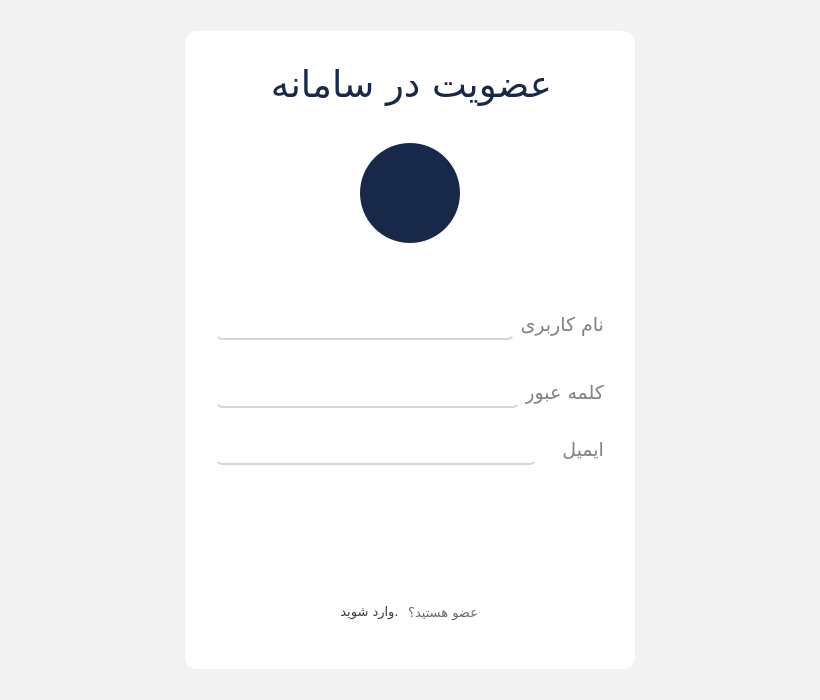
This is mainwindow.ui in seyedmahdii/cinema_project as Qt 5 draws it before an edit. The edited form follows.
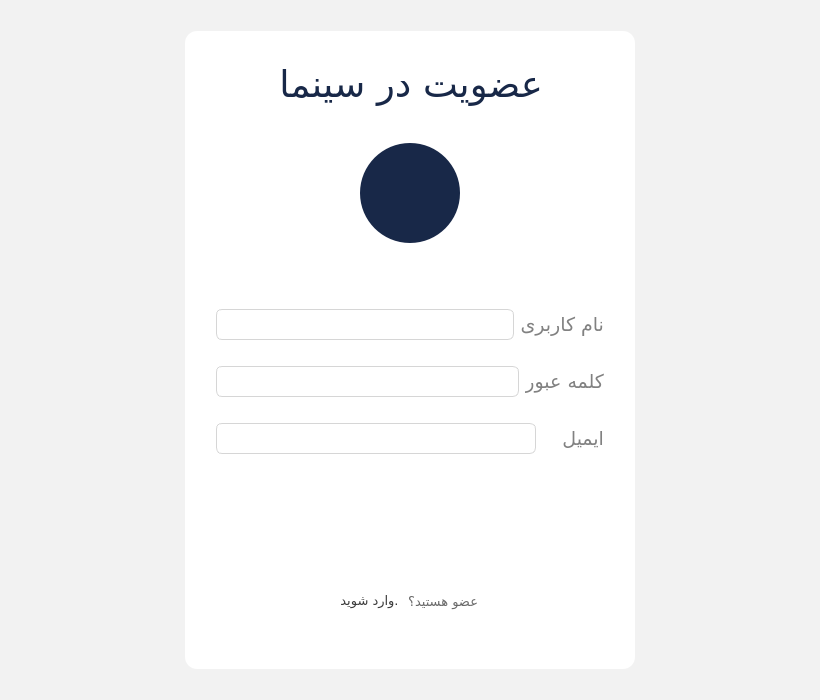
This is the edited form. Icons and pictures are not drawn.

The edit to the form file:
```diff
--- a/mainwindow.ui
+++ b/mainwindow.ui
@@ -70,7 +70,7 @@
 #un_input, #pw_input, #email_input{
 qlineargradient
 	height: 45px;
-	border-bottom: 2px solid #d6d6d6;
+	border: 1px solid #d6d6d6;
 	outline: none;
 	background-color: ;
 	color: #182848;
@@ -178,7 +178,7 @@
                  <string notr="true"/>
                 </property>
                 <property name="text">
-                 <string>عضویت در سامانه</string>
+                 <string>عضویت در سینما</string>
                 </property>
                </widget>
               </item>
@@ -303,6 +303,9 @@
               <property name="rightMargin">
                <number>0</number>
               </property>
+              <property name="bottomMargin">
+               <number>0</number>
+              </property>
               <item>
                <widget class="QLabel" name="un_label">
                 <property name="font">
```
Left out of the diff: 2 changed lines with no effect on the pictures.
